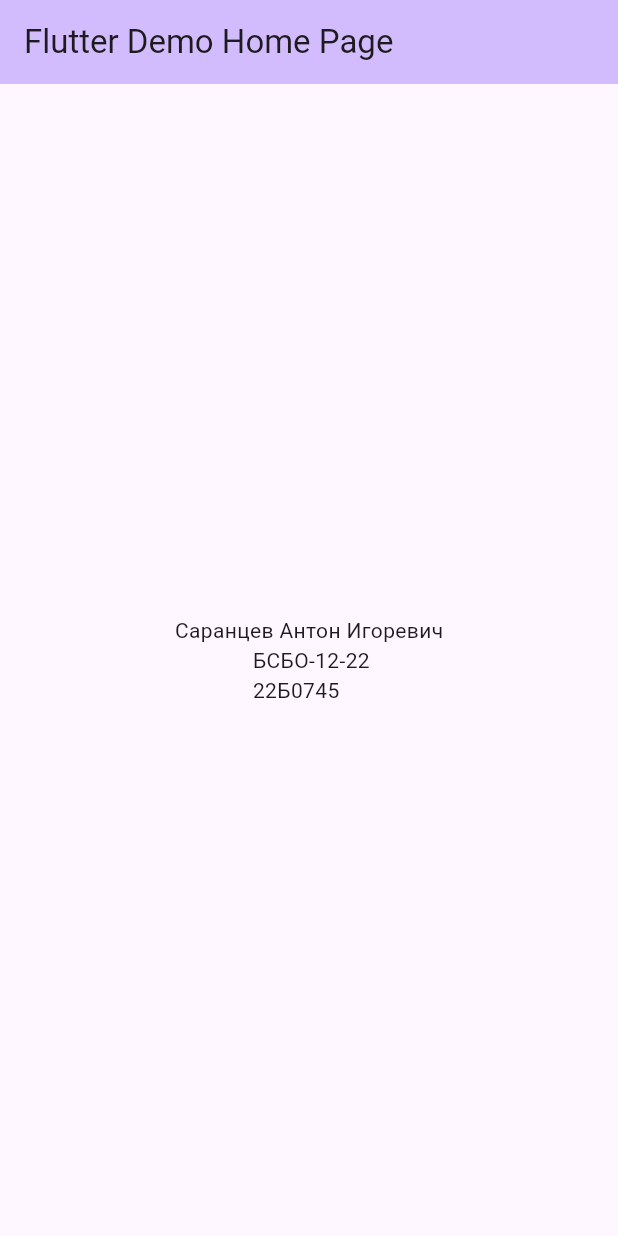
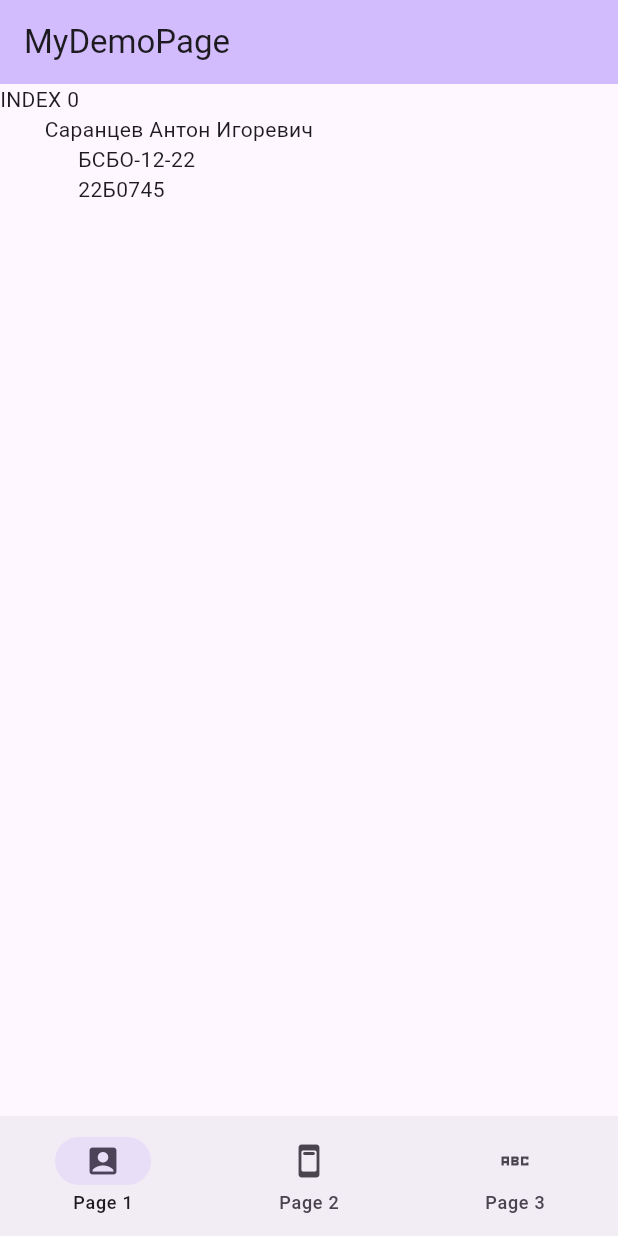
Before and after one commit to SpriteCT/CrossPlatforms, a Flutter app: the screen it shows after launch, on a phone screen of 412 x 824 dp. Run offline on Flutter 3.47's test engine with Material 3 defaults, Android fonts, the light colour scheme and no system bars.

Commit message:
Practice 3

```diff
--- a/lib/main.dart
+++ b/lib/main.dart
@@ -6,47 +6,21 @@
 
 class MyApp extends StatelessWidget {
   const MyApp({super.key});
-
-  // This widget is the root of your application.
   @override
   Widget build(BuildContext context) {
     return MaterialApp(
       title: 'Flutter Demo',
       theme: ThemeData(
-        // This is the theme of your application.
-        //
-        // TRY THIS: Try running your application with "flutter run". You'll see
-        // the application has a purple toolbar. Then, without quitting the app,
-        // try changing the seedColor in the colorScheme below to Colors.green
-        // and then invoke "hot reload" (save your changes or press the "hot
-        // reload" button in a Flutter-supported IDE, or press "r" if you used
-        // the command line to start the app).
-        //
-        // Notice that the counter didn't reset back to zero; the application
-        // state is not lost during the reload. To reset the state, use hot
-        // restart instead.
-        //
-        // This works for code too, not just values: Most code changes can be
-        // tested with just a hot reload.
         colorScheme: ColorScheme.fromSeed(seedColor: Colors.deepPurple),
         useMaterial3: true,
       ),
-      home: const MyHomePage(title: 'Flutter Demo Home Page'),
+      home: const MyHomePage(title: 'MyDemoPage'),
     );
   }
 }
 
 class MyHomePage extends StatefulWidget {
   const MyHomePage({super.key, required this.title});
-
-  // This widget is the home page of your application. It is stateful, meaning
-  // that it has a State object (defined below) that contains fields that affect
-  // how it looks.
-
-  // This class is the configuration for the state. It holds the values (in this
-  // case the title) provided by the parent (in this case the App widget) and
-  // used by the build method of the State. Fields in a Widget subclass are
-  // always marked "final".
 
   final String title;
 
@@ -55,51 +29,77 @@
 }
 
 class _MyHomePageState extends State<MyHomePage> {
+  int currentPageIndex = 0;
+  List<String> page2texts = [];
+  TextEditingController _page2Controller = TextEditingController();
+
+  void addtext(){
+    String text = _page2Controller.text;
+    if (text.isNotEmpty){
+      setState(() {
+        page2texts.add(text);
+        _page2Controller.clear();
+      });
+    }
+  }
   @override
   Widget build(BuildContext context) {
-    // This method is rerun every time setState is called, for instance as done
-    // by the _incrementCounter method above.
-    //
-    // The Flutter framework has been optimized to make rerunning build methods
-    // fast, so that you can just rebuild anything that needs updating rather
-    // than having to individually change instances of widgets.
     return Scaffold(
+      bottomNavigationBar: NavigationBar(
+          onDestinationSelected: (int index) {
+            setState(() {
+              currentPageIndex = index;
+            });
+          },
+          destinations: const <Widget>[
+            NavigationDestination(
+                icon: Icon(Icons.account_box), label: 'Page 1'),
+            NavigationDestination(
+                icon: Icon(Icons.ad_units_rounded), label: 'Page 2'),
+            NavigationDestination(icon: Icon(Icons.abc_sharp), label: 'Page 3')
+          ]
+      ),
       appBar: AppBar(
-        // TRY THIS: Try changing the color here to a specific color (to
-        // Colors.amber, perhaps?) and trigger a hot reload to see the AppBar
-        // change color while the other colors stay the same.
-        backgroundColor: Theme.of(context).colorScheme.inversePrimary,
-        // Here we take the value from the MyHomePage object that was created by
-        // the App.build method, and use it to set our appbar title.
+        backgroundColor: Theme
+            .of(context)
+            .colorScheme
+            .inversePrimary,
         title: Text(widget.title),
       ),
-      body: const Center(
-        // Center is a layout widget. It takes a single child and positions it
-        // in the middle of the parent.
-        child: Column(
-          // Column is also a layout widget. It takes a list of children and
-          // arranges them vertically. By default, it sizes itself to fit its
-          // children horizontally, and tries to be as tall as its parent.
-          //
-          // Column has various properties to control how it sizes itself and
-          // how it positions its children. Here we use mainAxisAlignment to
-          // center the children vertically; the main axis here is the vertical
-          // axis because Columns are vertical (the cross axis would be
-          // horizontal).
-          //
-          // TRY THIS: Invoke "debug painting" (choose the "Toggle Debug Paint"
-          // action in the IDE, or press "p" in the console), to see the
-          // wireframe for each widget.
-          mainAxisAlignment: MainAxisAlignment.center,
+      body: <Widget>[
+        const Text("""INDEX 0
+        Саранцев Антон Игоревич
+              БСБО-12-22
+              22Б0745"""),
+        Column(
           children: <Widget>[
-            Text(
-              """Саранцев Антон Игоревич
-              БСБО-12-22
-              22Б0745"""
-            )
-          ],
+            TextFormField(
+              controller: _page2Controller,
+              decoration: const InputDecoration(border: OutlineInputBorder()),
+            ),
+            TextButton(
+              style: ButtonStyle(
+                foregroundColor: MaterialStateProperty.all<Color>(Colors.blue),
+              ),
+              onPressed: addtext,
+              child: Text('Добавить элемент'),
+            ),
+            ListView.builder(
+                itemCount: page2texts.length,
+                shrinkWrap: true,
+                itemBuilder: (BuildContext context, int index){
+                  return Align(
+
+                    alignment: Alignment.topLeft,
+                    child: Padding(
+                        padding: EdgeInsets.all(16.0),
+                        child: Text(page2texts[index]))
+                  );
+                }
+            )]
         ),
-      )// This trailing comma makes auto-formatting nicer for build methods.
+        const Text('INDEX 2')
+      ][currentPageIndex],
     );
   }
 }
```
